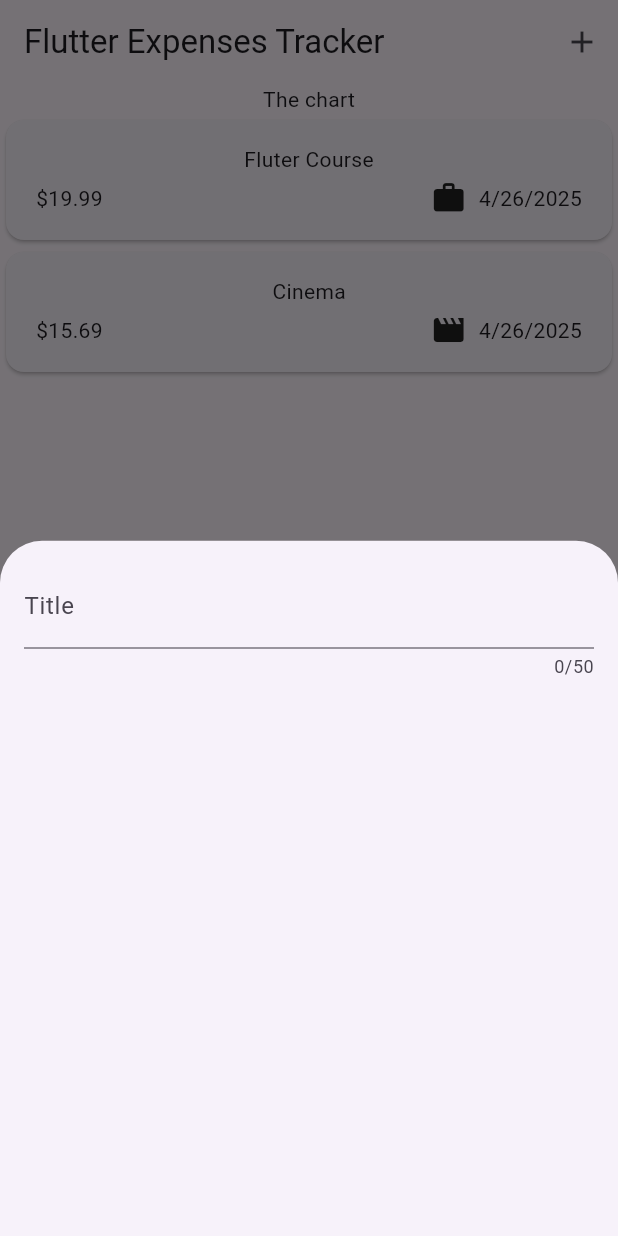
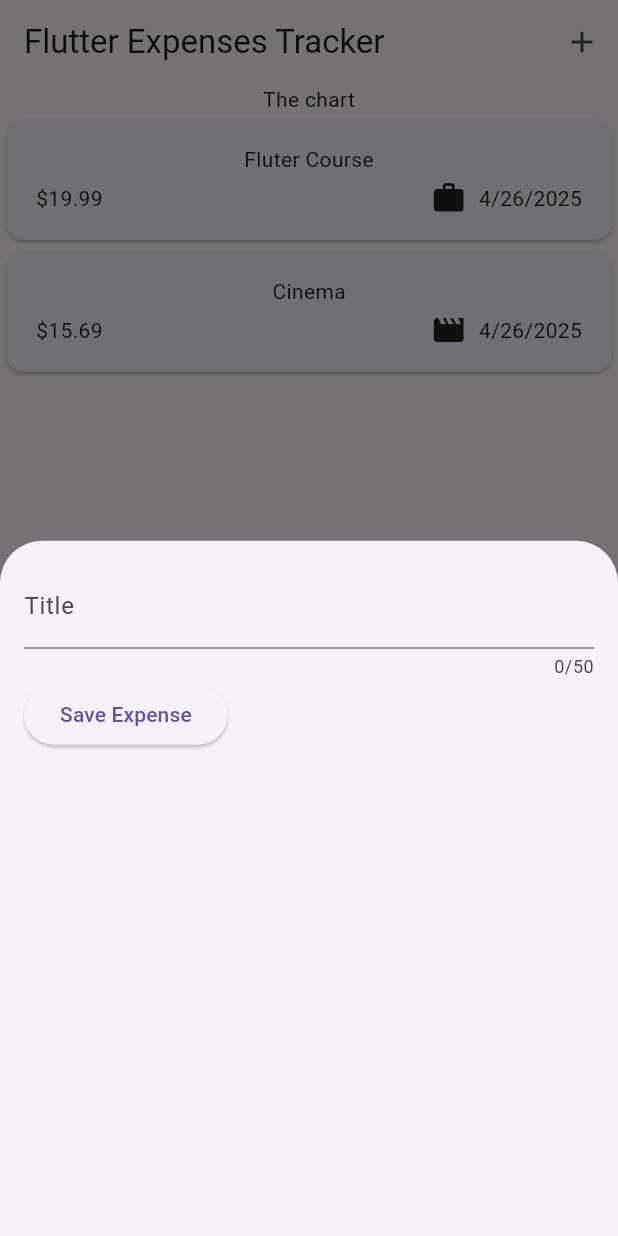
Before and after one commit to jgafarias/Expense-Tracker-Flutter, a Flutter app: the screen it shows after launch, after a tap on the "add" icon, on a phone screen of 412 x 824 dp. Run offline on Flutter 3.47's test engine with Material 3 defaults, Android fonts, the phone set to English and light mode, and no system bars.

Commit message:
Update new_expense.dart

```diff
--- a/lib/widgets/new_expense.dart
+++ b/lib/widgets/new_expense.dart
@@ -10,15 +10,32 @@ class NewExpense extends StatefulWidget {
 }
 
 class _NewExpenseState extends State<NewExpense> {
+  var _enteredTitle = '';
+
+  void _saveTitleInput(String inputValue) {
+    _enteredTitle = inputValue;
+  }
+
   @override
   Widget build(BuildContext context) {
     return Padding(
       padding: const EdgeInsets.all(16),
       child: Column(
-        children: const [
+        children: [
           TextField(
+            onChanged: _saveTitleInput,
             maxLength: 50,
-            decoration: InputDecoration(label: Text('Title')),
+            decoration: const InputDecoration(label: Text('Title')),
+          ),
+          Row(
+            children: [
+              ElevatedButton(
+                onPressed: () {
+                  print(_enteredTitle);
+                },
+                child: const Text('Save Expense'),
+              ),
+            ],
           ),
         ],
       ),
```
